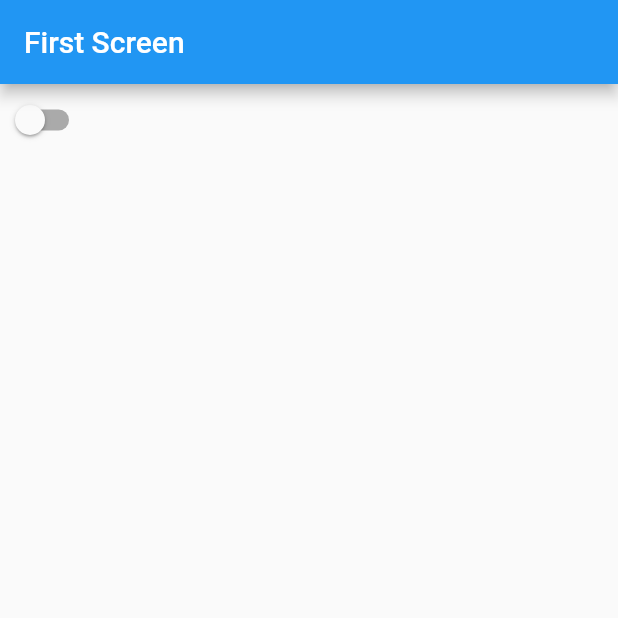
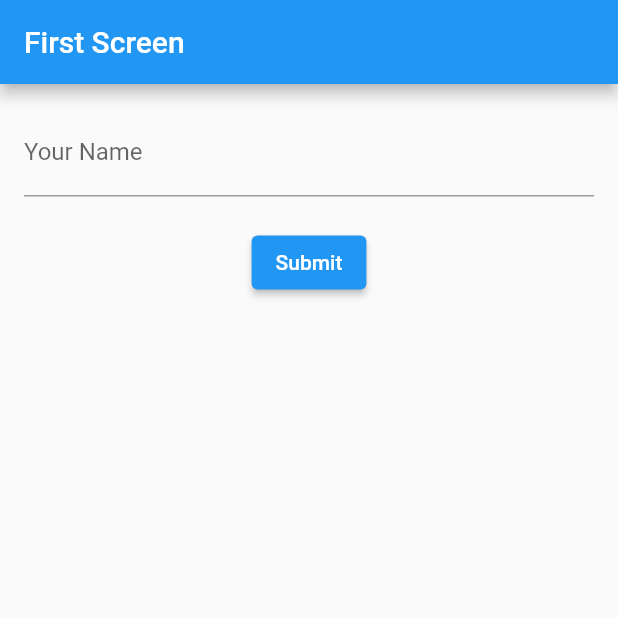
Before and after one commit to syofyanzuhad/Flutter-Dicoding-Learning, a Flutter app: the screen it shows after launch, on a phone screen of 412 x 824 dp, the top half of it. Run offline on Flutter 3.47's test engine with Material 2 defaults, Android fonts, the phone set to English and light mode, and no system bars.

Commit message:
success: TextFieldController

```diff
--- a/lib/main.dart
+++ b/lib/main.dart
@@ -23,8 +23,36 @@
   State<FirstScreen> createState() => _FirstScreenState();
 }
 
+// class _FirstScreenState extends State<FirstScreen> {
+//   bool lightOn = false;
+
+//   @override
+//   Widget build(BuildContext context) {
+//     return Scaffold(
+//       appBar: AppBar(
+//         title: Text('First Screen'),
+//       ),
+//       body: Switch(
+//         value: lightOn,
+//         onChanged: (bool value) {
+//           setState(() {
+//             lightOn = value;
+//           });
+
+//           ScaffoldMessenger.of(context).showSnackBar(
+//             SnackBar(
+//               content: Text(lightOn ? 'Light On' : 'Light Off'),
+//               duration: Duration(seconds: 1),
+//             ),
+//           );
+//         },
+//       ),
+//     );
+//   }
+// }
+
 class _FirstScreenState extends State<FirstScreen> {
-  bool lightOn = false;
+  TextEditingController _controller = TextEditingController();
 
   @override
   Widget build(BuildContext context) {
@@ -32,70 +60,42 @@
       appBar: AppBar(
         title: Text('First Screen'),
       ),
-      body: Switch(
-        value: lightOn,
-        onChanged: (bool value) {
-          setState(() {
-            lightOn = value;
-          });
-
-          ScaffoldMessenger.of(context).showSnackBar(
-            SnackBar(
-              content: Text(lightOn ? 'Light On' : 'Light Off'),
-              duration: Duration(seconds: 1),
+      body: Padding(
+        padding: const EdgeInsets.all(16.0),
+        child: Column(
+          children: [
+            TextField(
+              controller: _controller,
+              decoration: InputDecoration(
+                hintText: 'Write your name here...',
+                labelText: 'Your Name',
+              ),
             ),
-          );
-        },
+            SizedBox(height: 20),
+            ElevatedButton(
+              onPressed: () {
+                showDialog(
+                    context: context,
+                    builder: (context) {
+                      return AlertDialog(
+                        content: Text('Hello, ${_controller.text}'),
+                      );
+                    });
+              },
+              child: Text('Submit'),
+            )
+          ],
+        ),
       ),
     );
   }
+
+  @override
+  void dispose() {
+    _controller.dispose();
+    super.dispose();
+  }
 }
-
-// class _FirstScreenState extends State<FirstScreen> {
-//   TextEditingController _controller = TextEditingController();
-
-//   @override
-//   Widget build(BuildContext context) {
-//     return Scaffold(
-//       appBar: AppBar(
-//         title: Text('First Screen'),
-//       ),
-//       body: Padding(
-//         padding: const EdgeInsets.all(16.0),
-//         child: Column(
-//           children: [
-//             TextField(
-//               controller: _controller,
-//               decoration: InputDecoration(
-//                 hintText: 'Write your name here...',
-//                 labelText: 'Your Name',
-//               ),
-//             ),
-//             SizedBox(height: 20),
-//             ElevatedButton(
-//               onPressed: () {
-//                 showDialog(
-//                     context: context,
-//                     builder: (context) {
-//                       return AlertDialog(
-//                         content: Text('Hello, ${_controller.text}'),
-//                       );
-//                     });
-//               },
-//               child: Text('Submit'),
-//             )
-//           ],
-//         ),
-//       ),
-//     );
-//   }
-
-//   @override
-//   void dispose() {
-//     _controller.dispose();
-//     super.dispose();
-//   }
-// }
 
 // class _FirstScreenState extends State<FirstScreen> {
 //   String _name = '';
```
